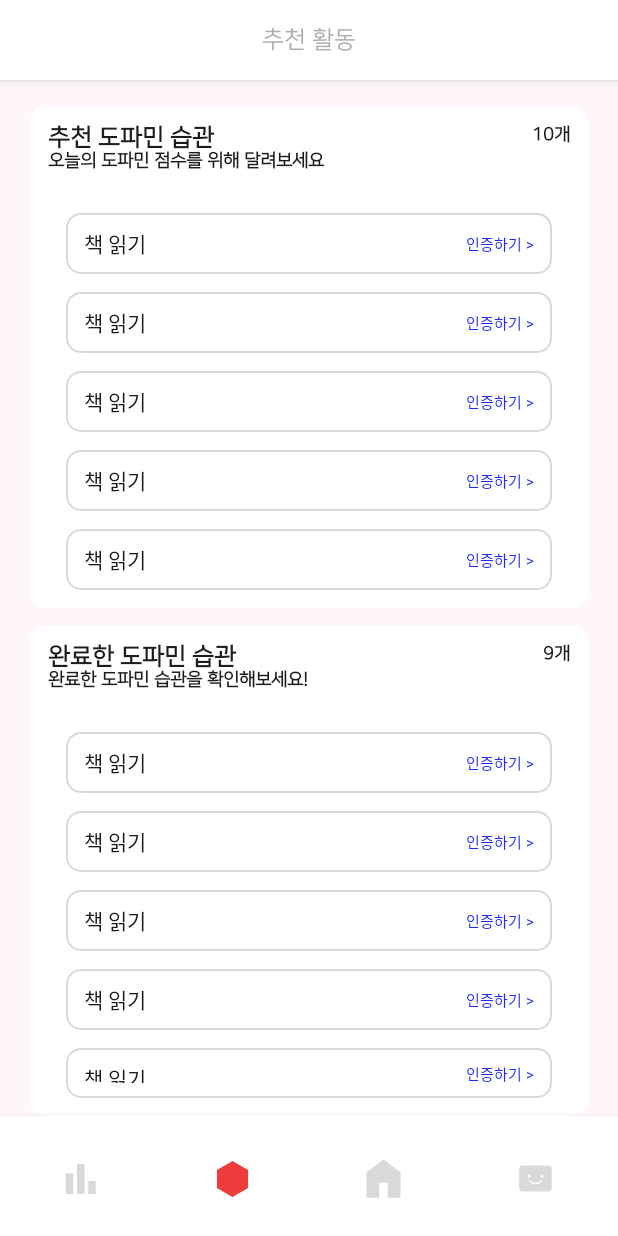
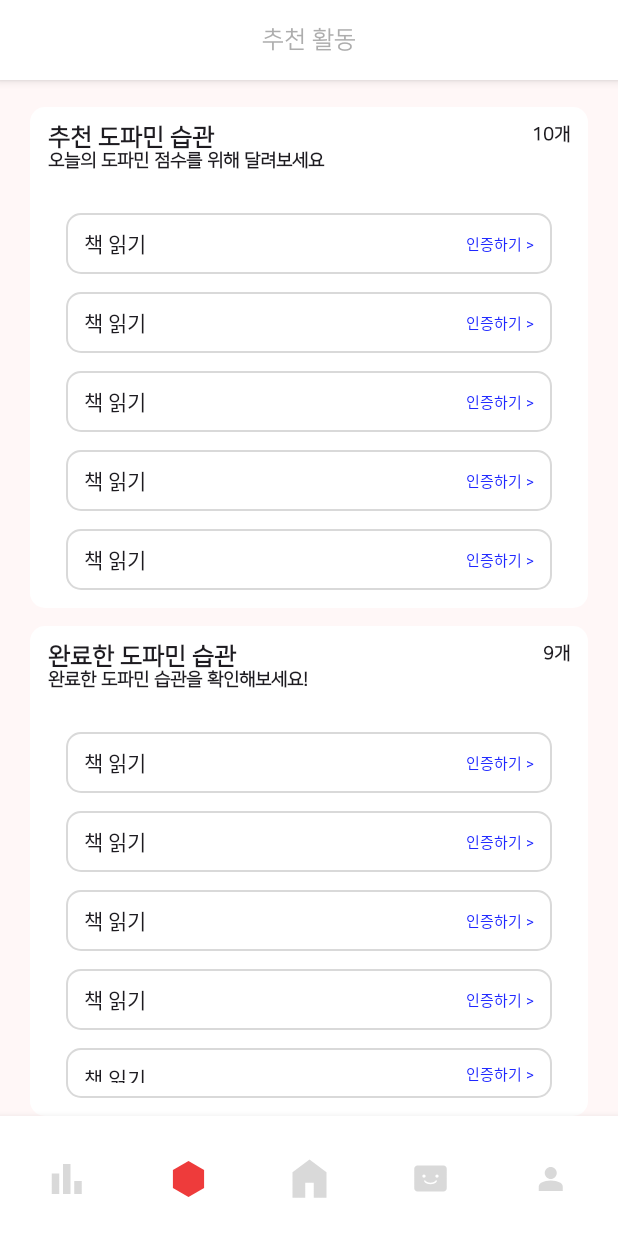
Before and after one commit to Tmdhoon2/2024-appjam, an Android app built with Jetpack Compose: the screen it shows after launch (MainActivity), item 2 of the bottom bar chosen, on a phone screen of 412 x 824 dp. Run offline under Robolectric (Android 15) with nearby library versions, the phone set to English and light mode, and no system bars; our stand-ins replace Room's generated code.

```diff
--- a/app/src/main/java/com/seunghoon/generator/component/BottomNavigationBar.kt
+++ b/app/src/main/java/com/seunghoon/generator/component/BottomNavigationBar.kt
@@ -23,6 +23,7 @@ private val menus = listOf(
     BottomMenu.Tab1,
     BottomMenu.Home,
     BottomMenu.Tab2,
+    BottomMenu.MyPage,
 )
 
 sealed class BottomMenu(
@@ -47,6 +48,11 @@ sealed class BottomMenu(
     object Tab2 : BottomMenu(
         route = NavigationRoute.Root.TAB2,
         iconRes = R.drawable.ic_icon2,
+    )
+
+    object MyPage : BottomMenu(
+        route = NavigationRoute.Root.MY_PAGE,
+        iconRes = R.drawable.ic_person,
     )
 }
 
--- a/app/src/main/java/com/seunghoon/generator/feature/RootScreen.kt
+++ b/app/src/main/java/com/seunghoon/generator/feature/RootScreen.kt
@@ -11,6 +11,7 @@ import androidx.navigation.compose.rememberNavController
 import com.seunghoon.generator.component.BottomNavigationBar
 import com.seunghoon.generator.feature.feed.FeedScreen
 import com.seunghoon.generator.feature.home.HomeScreen
+import com.seunghoon.generator.feature.mypage.MyPageScree
 import com.seunghoon.generator.feature.ranking.RankingScreen
 import com.seunghoon.generator.feature.recommend.RecommendScreen
 import com.seunghoon.generator.navigation.NavigationRoute
@@ -41,6 +42,10 @@ internal fun RootScreen(navHostController: NavHostController) {
             composable(route = NavigationRoute.Root.TAB2) {
                 FeedScreen()
             }
+
+            composable(route = NavigationRoute.Root.MY_PAGE) {
+                MyPageScree()
+            }
         }
     }
 }
--- a/app/src/main/java/com/seunghoon/generator/feature/recommend/RecommendScreen.kt
+++ b/app/src/main/java/com/seunghoon/generator/feature/recommend/RecommendScreen.kt
@@ -58,8 +58,8 @@ internal fun RecommendScreen(navController: NavController) {
     val cameraLauncher =
         rememberLauncherForActivityResult(contract = ActivityResultContracts.TakePicture()) { result ->
             if (result) {
-                imageUri?.run {
-                    CoroutineScope(Dispatchers.IO).launch {
+                CoroutineScope(Dispatchers.IO).launch {
+                    imageUri?.run {
                         dao.saveFeed(
                             Feed(
                                 title = "책 읽기",
--- a/app/src/main/java/com/seunghoon/generator/navigation/NavigationRoute.kt
+++ b/app/src/main/java/com/seunghoon/generator/navigation/NavigationRoute.kt
@@ -15,5 +15,6 @@ sealed class NavigationRoute(val route: String) {
         val RECOMMEND = "${this.route}/recommend"
         val HOME = "${this.route}/home"
         val TAB2 = "${this.route}/tab2"
+        val MY_PAGE = "${this.route}/myPage"
     }
 }
--- /dev/null
+++ b/app/src/main/res/drawable/ic_person.xml
@@ -0,0 +1,9 @@
+<vector xmlns:android="http://schemas.android.com/apk/res/android"
+    android:width="25dp"
+    android:height="24dp"
+    android:viewportWidth="25"
+    android:viewportHeight="24">
+  <path
+      android:pathData="M12.5,12C11.4,12 10.458,11.608 9.675,10.825C8.892,10.042 8.5,9.1 8.5,8C8.5,6.9 8.892,5.958 9.675,5.175C10.458,4.392 11.4,4 12.5,4C13.6,4 14.542,4.392 15.325,5.175C16.108,5.958 16.5,6.9 16.5,8C16.5,9.1 16.108,10.042 15.325,10.825C14.542,11.608 13.6,12 12.5,12ZM4.5,20V17.2C4.5,16.633 4.646,16.113 4.938,15.638C5.23,15.163 5.617,14.801 6.1,14.55C7.133,14.033 8.183,13.646 9.25,13.388C10.317,13.13 11.4,13.001 12.5,13C13.6,12.999 14.683,13.129 15.75,13.388C16.817,13.647 17.867,14.035 18.9,14.55C19.383,14.8 19.771,15.163 20.063,15.638C20.355,16.113 20.501,16.634 20.5,17.2V20H4.5Z"
+      android:fillColor="#D9D9D9"/>
+</vector>
```
Also changed, not shown: app/src/main/java/com/seunghoon/generator/feature/feed/FeedScreen.kt (+89 -2 lines), app/src/main/java/com/seunghoon/generator/feature/mypage/MyPageScreen.kt (added, +31 -0 lines), app/src/main/res/drawable/ic_down.xml (added, +14 -0 lines), app/src/main/res/drawable/ic_up.xml (added, +14 -0 lines).
